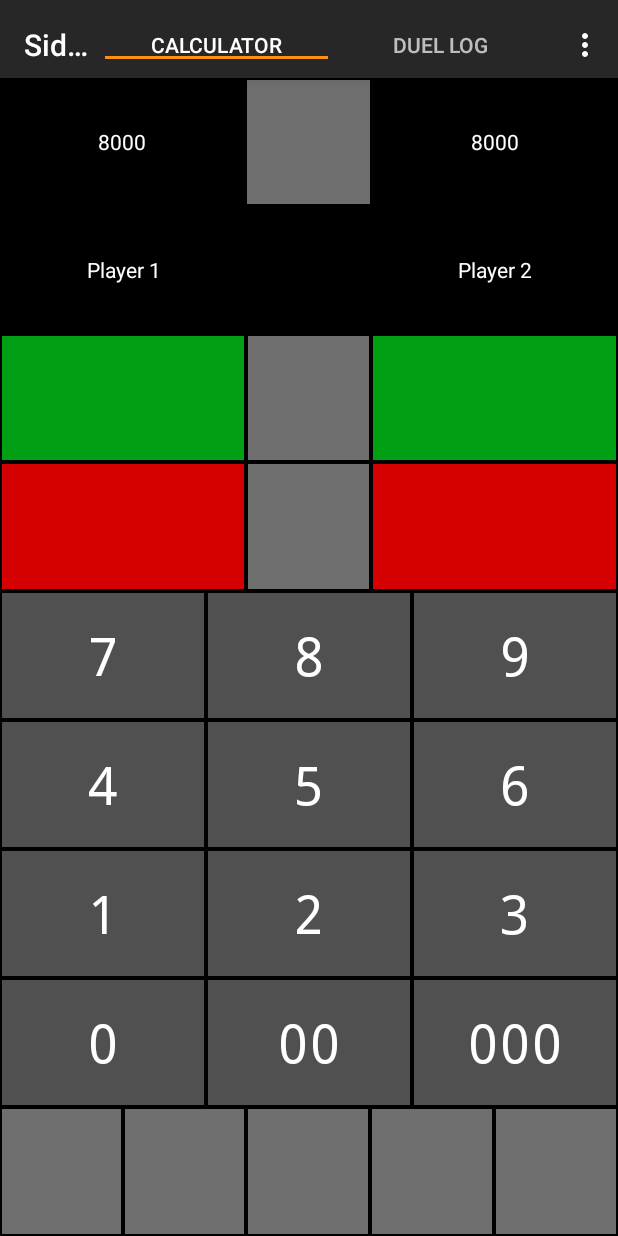
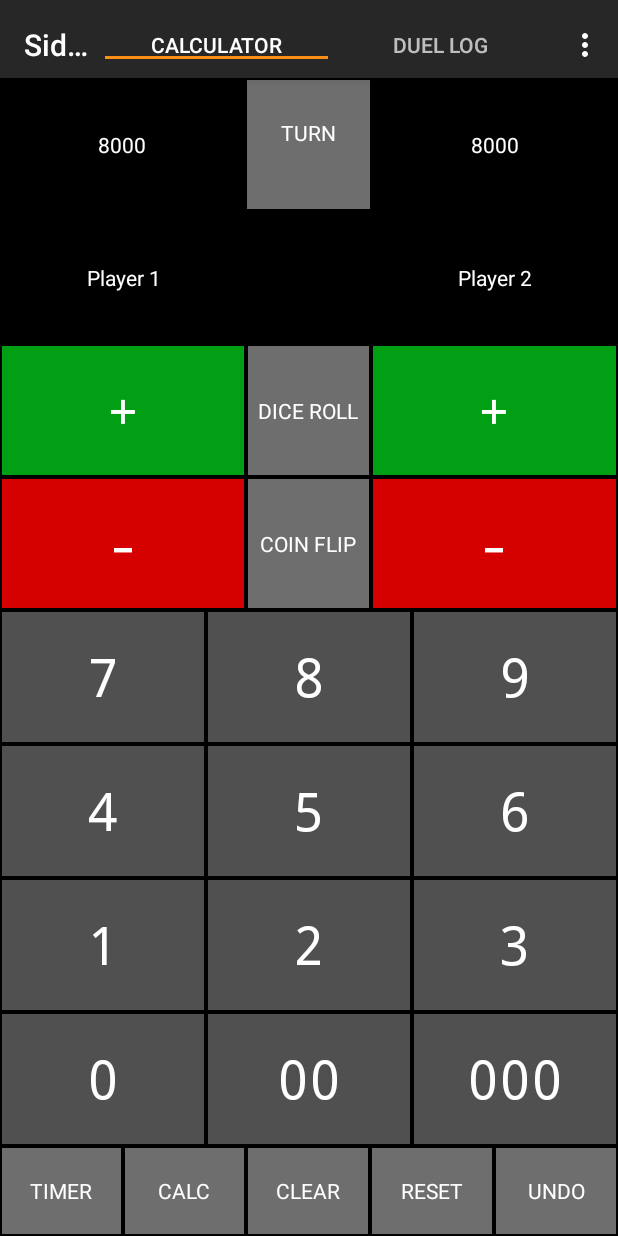
Before and after one commit to amicloud/SideDeckV3, an Android app: the screen it shows after launch (MainActivity), on a phone screen of 412 x 824 dp. Run offline under Robolectric (Android 15) with nearby library versions, the phone set to English and light mode, and no system bars; our stand-ins replace ButterKnife.

Commit message:
Added LP Plus and Minus functionality. Uses command pattern for future undo function support

```diff
--- a/app/src/main/res/layout/fragment_lp_calculator.xml
+++ b/app/src/main/res/layout/fragment_lp_calculator.xml
@@ -10,7 +10,7 @@
     <LinearLayout
         android:layout_width="match_parent"
         android:layout_height="0dp"
-        android:layout_weight="1"
+        android:layout_weight="3"
         android:orientation="horizontal">
 
         <TextView
@@ -20,7 +20,7 @@
             android:layout_height="match_parent"
             android:layout_weight="2"
             android:gravity="center"
-            tools:text="9999999" />
+            tools:text="9999999"/>
 
         <Button
             android:id="@+id/LpCalculatorButtonTurn"
@@ -29,7 +29,8 @@
             android:layout_height="match_parent"
             android:layout_weight="1"
             android:gravity="center"
-            tools:text="TURN 99" />
+            android:text="@string/turn"
+            tools:text="TURN 99"/>
 
         <TextView
             android:id="@+id/LpCalculatorTextPlayer2Lp"
@@ -38,13 +39,13 @@
             android:layout_height="match_parent"
             android:layout_weight="2"
             android:gravity="center"
-            tools:text="9999999" />
+            tools:text="9999999"/>
     </LinearLayout>
 
     <LinearLayout
         android:layout_width="match_parent"
         android:layout_height="0dp"
-        android:layout_weight="1"
+        android:layout_weight="3"
         android:orientation="horizontal">
 
         <TextView
@@ -55,7 +56,7 @@
             android:layout_weight="2"
             android:elevation="1dp"
             android:gravity="center"
-            tools:text="PLAYER NAME" />
+            tools:text="PLAYER NAME"/>
 
         <TextView
             android:id="@+id/LpCalculatorTextEnteredValue"
@@ -65,7 +66,7 @@
             android:layout_weight="1"
             android:elevation="1dp"
             android:gravity="center"
-            tools:text="999999" />
+            tools:text="999999"/>
 
         <TextView
             android:id="@+id/LpCalculatorTextPlayer2Name"
@@ -75,14 +76,14 @@
             android:layout_weight="2"
             android:elevation="1dp"
             android:gravity="center"
-            tools:text="PLAYER NAME" />
+            tools:text="PLAYER NAME"/>
 
     </LinearLayout>
 
     <LinearLayout
         android:layout_width="match_parent"
         android:layout_height="0dp"
-        android:layout_weight="1"
+        android:layout_weight="3"
         android:orientation="horizontal">
 
         <Button
@@ -92,7 +93,8 @@
             android:layout_height="match_parent"
             android:layout_weight="2"
             android:gravity="center"
-            tools:text="+" />
+            android:text="@string/plusSign"
+            tools:text="+"/>
 
         <Button
             android:id="@+id/LpCalculatorButtonDice"
@@ -101,7 +103,8 @@
             android:layout_height="match_parent"
             android:layout_weight="1"
             android:gravity="center"
-            tools:text="DICE ROLL" />
+            android:text="@string/diceRoll"
+            tools:text="DICE ROLL"/>
 
         <Button
             android:id="@+id/LpCalculatorButtonPlusPlayer2"
@@ -110,13 +113,14 @@
             android:layout_height="match_parent"
             android:layout_weight="2"
             android:gravity="center"
-            tools:text="+" />
+            android:text="@string/plusSign"
+            tools:text="+"/>
     </LinearLayout>
 
     <LinearLayout
         android:layout_width="match_parent"
         android:layout_height="0dp"
-        android:layout_weight="1"
+        android:layout_weight="3"
         android:orientation="horizontal">
 
         <Button
@@ -126,7 +130,8 @@
             android:layout_height="match_parent"
             android:layout_weight="2"
             android:gravity="center"
-            tools:text="-" />
+            android:text="@string/minusSign"
+            tools:text="-"/>
 
         <Button
             android:id="@+id/LpCalculatorButtonCoin"
@@ -135,7 +140,8 @@
             android:layout_height="match_parent"
             android:layout_weight="1"
             android:gravity="center"
-            tools:text="COIN FLIP" />
+            android:text="@string/coinFlip"
+            tools:text="COIN FLIP"/>
 
         <Button
             android:id="@+id/LpCalculatorButtonMinusPlayer2"
@@ -144,13 +150,14 @@
             android:layout_height="match_parent"
             android:layout_weight="2"
             android:gravity="center"
-            tools:text="-" />
+            android:text="@string/minusSign"
+            tools:text="-"/>
     </LinearLayout>
 
     <LinearLayout
         android:layout_width="match_parent"
         android:layout_height="0dp"
-        android:layout_weight="1"
+        android:layout_weight="3"
         android:orientation="horizontal">
 
         <Button
@@ -161,7 +168,7 @@
             android:layout_weight="1"
             android:gravity="center"
             android:tag="7"
-            android:text="7" />
+            android:text="7"/>
 
         <Button
             android:id="@+id/LpCalculatorButton8"
@@ -171,7 +178,7 @@
             android:layout_weight="1"
             android:gravity="center"
             android:tag="8"
-            android:text="8" />
+            android:text="8"/>
 
         <Button
             android:id="@+id/LpCalculatorButton9"
@@ -181,13 +188,13 @@
             android:layout_weight="1"
             android:gravity="center"
             android:tag="9"
-            android:text="9" />
+            android:text="9"/>
     </LinearLayout>
 
     <LinearLayout
         android:layout_width="match_parent"
         android:layout_height="0dp"
-        android:layout_weight="1"
+        android:layout_weight="3"
         android:orientation="horizontal">
 
         <Button
@@ -198,7 +205,7 @@
             android:layout_weight="1"
             android:gravity="center"
             android:tag="4"
-            android:text="4" />
+            android:text="4"/>
 
         <Button
             android:id="@+id/LpCalculatorButton5"
@@ -208,7 +215,7 @@
             android:layout_weight="1"
             android:gravity="center"
             android:tag="5"
-            android:text="5" />
+            android:text="5"/>
 
         <Button
             android:id="@+id/LpCalculatorButton6"
@@ -218,13 +225,13 @@
             android:layout_weight="1"
             android:gravity="center"
             android:tag="6"
-            android:text="6" />
+            android:text="6"/>
     </LinearLayout>
 
     <LinearLayout
         android:layout_width="match_parent"
         android:layout_height="0dp"
-        android:layout_weight="1"
+        android:layout_weight="3"
         android:orientation="horizontal">
 
         <Button
@@ -235,7 +242,7 @@
             android:layout_weight="1"
             android:gravity="center"
             android:tag="1"
-            android:text="1" />
+            android:text="1"/>
 
         <Button
             android:id="@+id/LpCalculatorButton2"
@@ -245,7 +252,7 @@
             android:layout_weight="1"
             android:gravity="center"
             android:tag="2"
-            android:text="2" />
+            android:text="2"/>
 
         <Button
             android:id="@+id/LpCalculatorButton3"
@@ -255,13 +262,13 @@
             android:layout_weight="1"
             android:gravity="center"
             android:tag="3"
-            android:text="3" />
+            android:text="3"/>
     </LinearLayout>
 
     <LinearLayout
         android:layout_width="match_parent"
         android:layout_height="0dp"
-        android:layout_weight="1"
+        android:layout_weight="3"
         android:orientation="horizontal">
 
         <Button
@@ -272,7 +279,7 @@
             android:layout_weight="1"
             android:gravity="center"
             android:tag="0"
-            android:text="0" />
+            android:text="0"/>
 
         <Button
             android:id="@+id/LpCalculatorButton00"
@@ -282,7 +289,7 @@
             android:layout_weight="1"
             android:gravity="center"
             android:tag="00"
-            android:text="00" />
+            android:text="00"/>
 
         <Button
             android:id="@+id/LpCalculatorButton000"
@@ -292,13 +299,13 @@
             android:layout_weight="1"
             android:gravity="center"
             android:tag="000"
-            android:text="000" />
+            android:text="000"/>
     </LinearLayout>
 
     <LinearLayout
         android:layout_width="match_parent"
         android:layout_height="0dp"
-        android:layout_weight="1"
+        android:layout_weight="2"
         android:orientation="horizontal">
 
         <Button
@@ -308,7 +315,8 @@
             android:layout_height="match_parent"
             android:layout_weight="1"
             android:gravity="center"
-            tools:text="TIMER" />
+            android:text="@string/timer"
+            tools:text="TIMER"/>
 
         <Button
             android:id="@+id/LpCalculatorButtonCalc"
@@ -317,7 +325,8 @@
             android:layout_height="match_parent"
             android:layout_weight="1"
             android:gravity="center"
-            tools:text="CALC" />
+            android:text="@string/calc"
+            tools:text="CALC"/>
 
         <Button
             android:id="@+id/LpCalculatorButtonClear"
@@ -326,7 +335,8 @@
             android:layout_height="match_parent"
             android:layout_weight="1"
             android:gravity="center"
-            tools:text="CLEAR" />
+            android:text="@string/clear"
+            tools:text="CLEAR"/>
 
         <Button
             android:id="@+id/LpCalculatorButtonReset"
@@ -335,7 +345,8 @@
             android:layout_height="match_parent"
             android:layout_weight="1"
             android:gravity="center"
-            tools:text="RESET" />
+            android:text="@string/reset"
+            tools:text="RESET"/>
 
         <Button
             android:id="@+id/LpCalculatorButtonUndo"
@@ -344,6 +355,7 @@
             android:layout_height="match_parent"
             android:layout_weight="1"
             android:gravity="center"
-            tools:text="UNDO" />
+            android:text="@string/undo"
+            tools:text="UNDO"/>
     </LinearLayout>
 </LinearLayout>
```
Also changed, not shown: app/src/main/java/com/outplaysoftworks/sidedeck/AddLpCommand.java (+12 -6 lines), app/src/main/java/com/outplaysoftworks/sidedeck/LpCalculator.java (+9 -0 lines), app/src/main/java/com/outplaysoftworks/sidedeck/SubtractLpCommand.java (+12 -6 lines), 1 other file.
